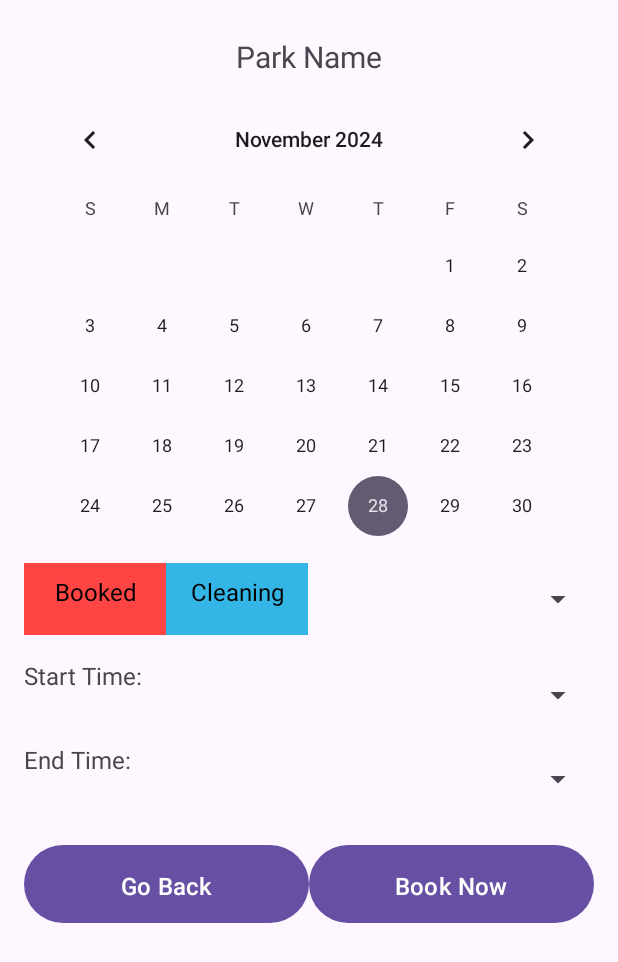
After one commit to kusshsatija/Public-Tennis-Court-Availability-Tracker, an Android app: the layout activity_reservation.xml on its own in the app's theme, with its tools: preview values and no code run, on a phone screen of 412 x 824 dp. The commit adds this screen. Shown: the top 962 px of the screen. Run offline under Robolectric (Android 15) with nearby library versions, the phone set to English and light mode, and no system bars.

Commit message:
- Updated "AndroidManifest.xml" with new activity - Added "activity_reservation.xml" - Added "Reservations.java" - Updated "CourtDetailsDialog.java" for intent

```diff
--- a/app/src/main/AndroidManifest.xml
+++ b/app/src/main/AndroidManifest.xml
@@ -57,6 +57,7 @@
                 <category android:name="android.intent.category.LAUNCHER" />
             </intent-filter>
         </activity>
+        <activity android:name=".Reservation"></activity>
     </application>
 
 </manifest>
--- /dev/null
+++ b/app/src/main/res/layout/activity_reservation.xml
@@ -0,0 +1,136 @@
+<LinearLayout
+    xmlns:android="http://schemas.android.com/apk/res/android"
+    android:layout_width="match_parent"
+    android:layout_height="match_parent"
+    android:orientation="vertical"
+    android:padding="16dp">
+
+    <TextView
+        android:id="@+id/park_name"
+        android:layout_width="wrap_content"
+        android:layout_height="wrap_content"
+        android:text="Park Name"
+        android:textSize="20sp"
+        android:layout_gravity="center"
+        android:padding="8dp" />
+
+    <CalendarView
+        android:id="@+id/calendar_view"
+        android:layout_width="match_parent"
+        android:layout_height="300dp"
+        android:layout_marginBottom="16dp" />
+
+    <LinearLayout
+        android:layout_width="match_parent"
+        android:layout_height="wrap_content"
+        android:orientation="horizontal"
+        android:layout_marginBottom="16dp">
+
+        <TextView
+            android:id="@+id/booked"
+            android:layout_width="0dp"
+            android:layout_height="48dp"
+            android:layout_weight="1"
+            android:text="Booked"
+            android:textSize="16sp"
+            android:textAlignment="center"
+            android:padding="8dp"
+            android:background="@android:color/holo_red_light"
+            android:textColor="@android:color/black" />
+
+        <TextView
+            android:id="@+id/cleaning"
+            android:layout_width="0dp"
+            android:layout_height="48dp"
+            android:layout_weight="1"
+            android:text="Cleaning"
+            android:textSize="16sp"
+            android:textAlignment="center"
+            android:padding="8dp"
+            android:background="@android:color/holo_blue_light"
+            android:textColor="@android:color/black" />
+
+        <Spinner
+            android:id="@+id/court_dropdown"
+            android:layout_width="0dp"
+            android:layout_height="48dp"
+            android:layout_weight="2"
+            android:gravity="center"
+            android:spinnerMode="dropdown" />
+    </LinearLayout>
+
+    <LinearLayout
+        android:layout_width="match_parent"
+        android:layout_height="wrap_content"
+        android:orientation="vertical"
+        android:layout_marginBottom="16dp">
+
+        <LinearLayout
+            android:layout_width="match_parent"
+            android:layout_height="wrap_content"
+            android:orientation="horizontal"
+            android:layout_marginBottom="8dp">
+
+            <TextView
+                android:id="@+id/textEditStartTime"
+                android:layout_width="wrap_content"
+                android:layout_height="wrap_content"
+                android:text="Start Time:"
+                android:paddingEnd="16dp"
+                android:textSize="16sp" />
+
+            <Spinner
+                android:id="@+id/startTimeDropdown"
+                android:layout_width="0dp"
+                android:layout_height="48dp"
+                android:layout_weight="1"
+                android:spinnerMode="dropdown" />
+        </LinearLayout>
+
+        <LinearLayout
+            android:layout_width="match_parent"
+            android:layout_height="wrap_content"
+            android:orientation="horizontal">
+
+            <TextView
+                android:id="@+id/textEditEndTime"
+                android:layout_width="wrap_content"
+                android:layout_height="wrap_content"
+                android:text="End Time:"
+                android:paddingEnd="16dp"
+                android:textSize="16sp" />
+
+            <Spinner
+                android:id="@+id/endTimeDropdown"
+                android:layout_width="0dp"
+                android:layout_height="48dp"
+                android:layout_weight="1"
+                android:spinnerMode="dropdown" />
+        </LinearLayout>
+    </LinearLayout>
+
+    <LinearLayout
+        android:layout_width="match_parent"
+        android:layout_height="wrap_content"
+        android:orientation="horizontal"
+        android:gravity="center">
+
+        <Button
+            android:id="@+id/go_back_button"
+            android:layout_width="0dp"
+            android:layout_height="60dp"
+            android:layout_weight="1"
+            android:text="Go Back"
+            android:padding="16dp"
+            android:textSize="16sp" />
+
+        <Button
+            android:id="@+id/book_now_button"
+            android:layout_width="0dp"
+            android:layout_height="60dp"
+            android:layout_weight="1"
+            android:text="Book Now"
+            android:padding="16dp"
+            android:textSize="16sp" />
+    </LinearLayout>
+</LinearLayout>
```
Also changed, not shown: app/src/main/java/com/example/publictenniscourtavailabilitytracker/CourtDetailsDialog.java (+13 -3 lines), app/src/main/java/com/example/publictenniscourtavailabilitytracker/Reservation.java (added, +191 -0 lines), app/src/main/res/values/ids.xml (+7 -0 lines).
